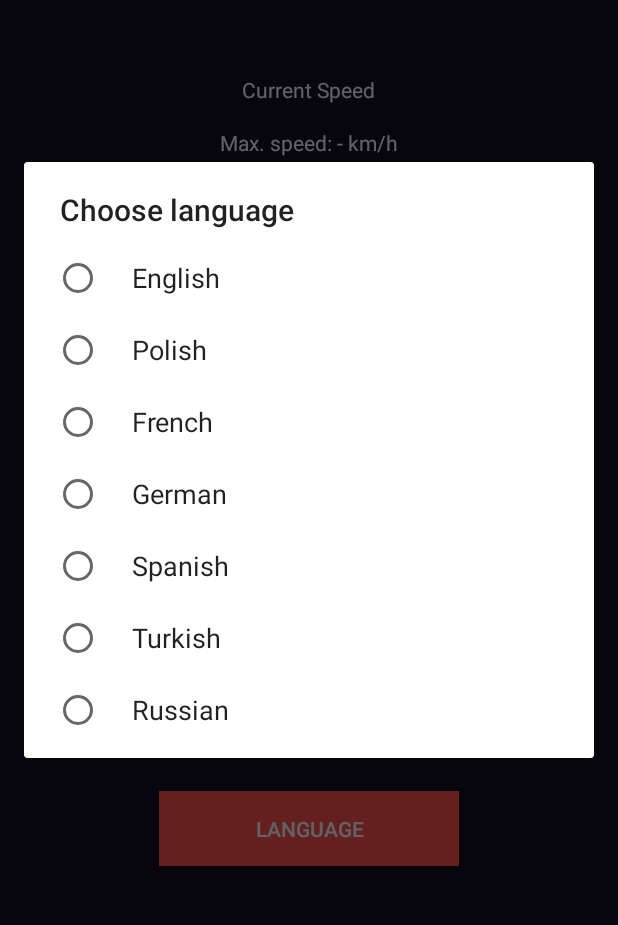
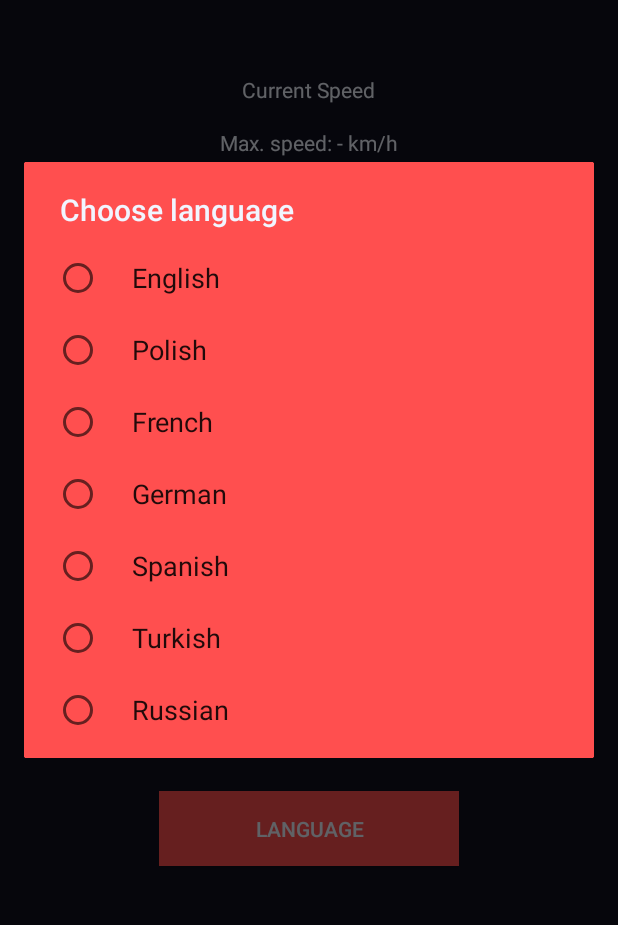
Before and after one commit to FuzzyWuzzy8/Speedo, an Android app: the screen it shows after launch (MainActivity), after a tap on "LANGUAGE", on a phone screen of 412 x 824 dp, the part 158-1083 px from its top. Run offline under Robolectric (Android 15) with nearby library versions, the phone set to English and light mode, and no system bars; 2 other taps on this screen came first.

Commit message:
Improve UI design

```diff
--- a/app/src/main/java/pl/pue/air/speedo/MainActivity.java
+++ b/app/src/main/java/pl/pue/air/speedo/MainActivity.java
@@ -18,6 +18,7 @@ import android.content.pm.PackageManager;
 import android.location.LocationManager;
 import android.os.Bundle;
 import android.util.Log;
+import android.view.ContextThemeWrapper;
 import android.view.View;
 import android.widget.Button;
 import android.widget.TextView;
@@ -111,18 +112,14 @@ public class MainActivity extends AppCompatActivity {
         //locale language
         loadLocale();
 
-        //change actionbar title
+        // Change actionbar title
         ActionBar actionBar = getSupportActionBar();
         if (actionBar != null) {
             actionBar.setTitle(getResources().getString(R.string.app_name));
         } else {
             Log.e("MainActivity", "ActionBar is null");
         }
-/*
-        //change actionbar title
-        ActionBar actionBar = getSupportActionBar();
-        actionBar.setTitle(getResources().getString(R.string.app_name));
-*/
+
         //language
         TextView changeLang = findViewById(R.id.language);
         changeLang.setOnClickListener(new View.OnClickListener() {
@@ -132,7 +129,6 @@ public class MainActivity extends AppCompatActivity {
             }
         });
         //
-
 
         // Check and request location permission
         if (checkLocationPermission()) {
@@ -298,7 +294,11 @@ public class MainActivity extends AppCompatActivity {
 
     private void showChangeLanguageDialog() {
         final String[] listItems = {"English", "Polish", "French", "German", "Spanish", "Turkish", "Russian"};
-        AlertDialog.Builder mBuilder = new AlertDialog.Builder(MainActivity.this);
+        // Use ContextThemeWrapper to apply the custom style
+        ContextThemeWrapper contextThemeWrapper = new ContextThemeWrapper(MainActivity.this, R.style.LanguageDialog);
+
+        AlertDialog.Builder mBuilder = new AlertDialog.Builder(contextThemeWrapper);
+       // AlertDialog.Builder mBuilder = new AlertDialog.Builder(MainActivity.this);
         mBuilder.setTitle("Choose language");
         mBuilder.setSingleChoiceItems(listItems, -1, new DialogInterface.OnClickListener(){
             @Override
--- a/app/src/main/res/values/themes.xml
+++ b/app/src/main/res/values/themes.xml
@@ -12,5 +12,11 @@
         <!-- <item name="colorPrimary">@color/my_light_primary</item> -->
     </style>
 
+    <style name="LanguageDialog" parent="Theme.AppCompat.Light.Dialog.Alert">
+        <item name="android:background">@color/colorAccent</item>
+        <item name="android:textColorPrimary">@color/colorSecondary</item>
+        <!-- Add more styling attributes as needed -->
+    </style>
+
     <style name="Theme.Speedo" parent="Base.Theme.Speedo" />
 </resources>
```
